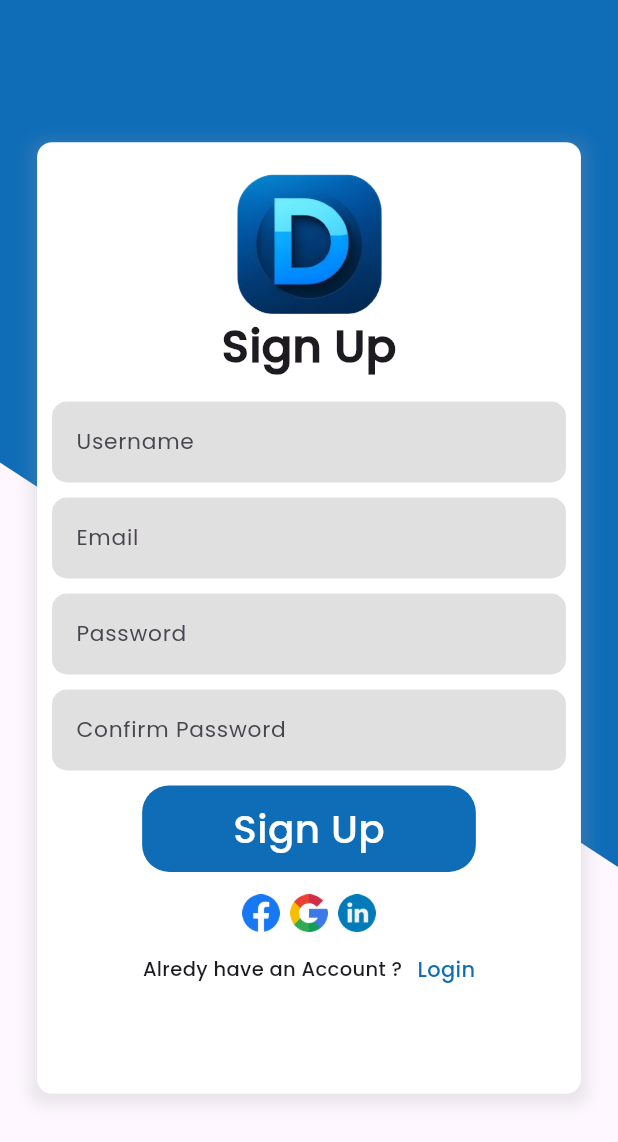
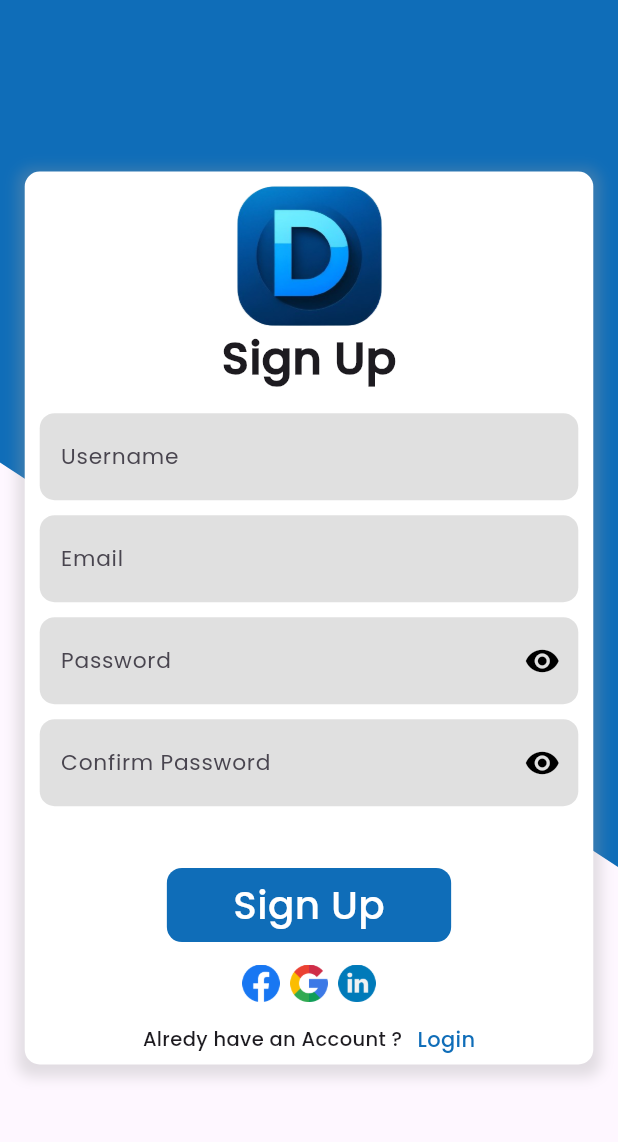
Before and after one commit to HichamImlal/Drive-Flow, a Flutter app: the LoginScreen screen opened by its route, after a tap on "Register", on a phone screen of 412 x 824 dp. Shown: the top 1142 px of the screen. Run offline on Flutter 3.47's test engine with Material 3 defaults, Android fonts, the light colour scheme and no system bars; our stand-ins replace google_maps_flutter, google_nav_bar, smooth_page_indicator.

```diff
--- a/lib/Widgets/CustomButton.dart
+++ b/lib/Widgets/CustomButton.dart
@@ -13,10 +13,10 @@ class ButtonCustom extends StatelessWidget {
     return GestureDetector(
       onTap: clicked,
       child: Container(
-        height: height * 0.07,
-        width: height * 0.27,
+        height: height * 0.06,
+        width: height * 0.23,
         decoration: BoxDecoration(
-          borderRadius: BorderRadius.circular(18),
+          borderRadius: BorderRadius.circular(10),
           color: MainColor,
         ),
         child: Center(
--- a/lib/Widgets/CustomInput.dart
+++ b/lib/Widgets/CustomInput.dart
@@ -1,9 +1,16 @@
 import 'package:flutter/material.dart';
 
 // ignore: must_be_immutable
-class CustomInput extends StatelessWidget {
+class CustomInput extends StatefulWidget {
   CustomInput({super.key, required this.hint});
-  String hint;
+  final hint;
+  @override
+  State<CustomInput> createState() => _CustomInputState();
+}
+
+bool ispasswordvisible = true;
+
+class _CustomInputState extends State<CustomInput> {
   @override
   Widget build(BuildContext context) {
     return Padding(
@@ -11,11 +18,32 @@ class CustomInput extends StatelessWidget {
       child: TextFormField(
         style: const TextStyle(fontFamily: 'Poppins', fontSize: 14.5),
         decoration: InputDecoration(
+          contentPadding: const EdgeInsets.only(top: 18, bottom: 18, left: 10),
           filled: true,
-          fillColor: Colors.grey[300],
+          fillColor: const Color.fromRGBO(224, 224, 224, 1),
+          suffixIcon: IconButton(
+              icon:  widget.hint == 'Password' || widget.hint == 'Confirm Password' ?
+                  // ignore: dead_code
+                  ispasswordvisible
+                      ? const Icon(
+                          Icons.visibility,
+                          color: Colors.black,
+                        )
+                      // ignore: dead_code
+                      : const Icon(
+                          Icons.visibility_off,
+                          color: Colors.black,
+                        )
+                    : const Icon(
+                          Icons.visibility_off,
+                          color: Color.fromRGBO(224, 224, 224, 1),
+                        ),
+              onPressed: () => setState(
+                    () => ispasswordvisible = !ispasswordvisible,
+                  )),
           hoverColor: Colors.grey,
           counterStyle: const TextStyle(color: Colors.blue),
-          hintText: hint,
+          hintText: widget.hint,
           hintStyle: const TextStyle(fontFamily: 'Poppins'),
           border: OutlineInputBorder(
             borderRadius: BorderRadius.circular(6),
@@ -29,8 +57,7 @@ class CustomInput extends StatelessWidget {
             borderRadius: BorderRadius.circular(10),
           ),
         ),
-        obscureText:
-            hint == 'Password' || hint == 'Confirm Password' ? true : false,
+        obscureText: ispasswordvisible && (widget.hint == 'Password' || widget.hint == 'Confirm Password'),
       ),
     );
   }
--- a/lib/Widgets/CustomLogin.dart
+++ b/lib/Widgets/CustomLogin.dart
@@ -17,19 +17,19 @@ class _LoginCustomState extends State<LoginCustom> {
   @override
   Widget build(BuildContext context) {
     final height = MediaQuery.sizeOf(context).height;
-    return SingleChildScrollView(
-      child: Column(
+    final width = MediaQuery.sizeOf(context).width;
+    return Column(
       mainAxisAlignment: MainAxisAlignment.center,
       children: [
-          Container(
-            height: height * 0.65,
-            width: height * 0.44,
+        Padding(
+          padding:  EdgeInsets.symmetric(horizontal: width*0.04 ),
+          child: Container(
             decoration: BoxDecoration(
               borderRadius: BorderRadius.circular(10),
               color: Colors.white,
               boxShadow: [
                 BoxShadow(
-                  color: Colors.grey.withOpacity(0.2),
+                  color: Colors.grey.withOpacity(0.3),
                   spreadRadius: 5,
                   blurRadius: 7,
                   offset: const Offset(0, 3),
@@ -38,18 +38,14 @@ class _LoginCustomState extends State<LoginCustom> {
             ),
             child: Column(
               children: [
-                const SizedBox(
-                  height: 20,
-                ),
+                SizedBox(height: height*0.01,),
                 const Image(
                   image: AssetImage('assets/images/logo.png'),
                   width: 100,
                 ),
                 const Text(
                   'Login',
-                  style: TextStyle(
-                      fontSize: 30,
-                      fontWeight: FontWeight.bold),
+                  style: TextStyle(fontSize: 30, fontWeight: FontWeight.bold),
                 ),
                 const SizedBox(
                   height: 15,
@@ -85,15 +81,16 @@ class _LoginCustomState extends State<LoginCustom> {
                               },
                               activeTrackColor: Colors.blue[200],
                               activeColor: MainColor,
-                              inactiveTrackColor: Colors.grey.withOpacity(0.5),
-                              materialTapTargetSize: MaterialTapTargetSize.padded,
+                              inactiveTrackColor:
+                                  Colors.grey.withOpacity(0.5),
+                              materialTapTargetSize:
+                                  MaterialTapTargetSize.padded,
                             ),
                           ),
                         ),
                         const Text(
                           'Remember me',
-                          style:
-                              TextStyle(fontSize: 13),
+                          style: TextStyle(fontSize: 13),
                         ),
                       ],
                     ),
@@ -109,7 +106,12 @@ class _LoginCustomState extends State<LoginCustom> {
                 const SizedBox(
                   height: 10,
                 ),
-                ButtonCustom(text:'Login', clicked: () {Navigator.pushNamed(context, 'SearshScreen');  },),
+                ButtonCustom(
+                  text: 'Login',
+                  clicked: () {
+                    Navigator.pushNamed(context, 'SearshScreen');
+                  },
+                ),
                 const SizedBox(
                   height: 15,
                 ),
@@ -130,7 +132,7 @@ class _LoginCustomState extends State<LoginCustom> {
                       width: 10,
                     ),
                     GestureDetector(
-                      onTap: (){
+                      onTap: () {
                         Navigator.pushNamed(context, 'SignUpScreen');
                       },
                       child: Text(
@@ -141,12 +143,13 @@ class _LoginCustomState extends State<LoginCustom> {
                       ),
                     ),
                   ],
-                )
+                ),
+                SizedBox(height: height*0.008,)
               ],
             ),
           ),
+        ),
       ],
-      ),
     );
   }
 }
--- a/lib/Widgets/CustomSignUp.dart
+++ b/lib/Widgets/CustomSignUp.dart
@@ -1,6 +1,5 @@
 import 'package:drive_flow_ui/Widgets/CustomIcons.dart';
 import 'package:flutter/material.dart';
-
 import '../constant.dart';
 import 'CustomButton.dart';
 import 'CustomInput.dart';
@@ -10,19 +9,20 @@ class SignUpCustom extends StatelessWidget {
   @override
   Widget build(BuildContext context) {
     final height = MediaQuery.sizeOf(context).height;
+    final width = MediaQuery.sizeOf(context).width;
     return  SingleChildScrollView(
       child: Column(
           mainAxisAlignment: MainAxisAlignment.center,
           children: [
-            Container(
-              height: height * 0.77,
-              width: height * 0.44,
+            Padding(
+              padding:  EdgeInsets.symmetric(horizontal: width*0.04),
+              child: Container(
                 decoration: BoxDecoration(
                   borderRadius: BorderRadius.circular(10),
                   color: Colors.white,
                   boxShadow: [
                     BoxShadow(
-                    color: Colors.grey.withOpacity(0.2),
+                      color: Colors.grey.withOpacity(0.3),
                       spreadRadius: 5,
                       blurRadius: 7,
                       offset: const Offset(0, 3),
@@ -31,8 +31,8 @@ class SignUpCustom extends StatelessWidget {
                 ),
                 child: Column(
                   children: [
-                  const SizedBox(
-                    height: 20,
+                     SizedBox(
+                      height:height*0.01 ,
                     ),
                     const Image(
                       image: AssetImage('assets/images/logo.png'),
@@ -68,8 +68,8 @@ class SignUpCustom extends StatelessWidget {
                      CustomInput(
                       hint: 'Confirm Password',
                     ),
-                  const SizedBox(
-                    height: 10,
+                    SizedBox(
+                      height: height*0.05,
                     ),
                     ButtonCustom(text:'Sign Up', clicked: () {Navigator.pushNamed(context, 'SearshScreen');}),
                     const SizedBox(
@@ -103,8 +103,10 @@ class SignUpCustom extends StatelessWidget {
                           ),
                         ),
                       ],
-                  )
+                    ),
+                    SizedBox(height: height*0.008,)
                   ],
+                ),
               ),
             ),
           ],
--- a/lib/screens/LoginScreen.dart
+++ b/lib/screens/LoginScreen.dart
@@ -22,7 +22,7 @@ class LoginScreen extends StatelessWidget {
               ),
             ),
           ),
-          const Center(child: LoginCustom()),
+         const  LoginCustom(),
         ],
       ),
     );
```
Also changed, not shown: lib/Widgets/CustomBoxSettings.dart (added, +50 -0 lines), lib/Widgets/CustomSearch.dart (+9 -7 lines), lib/Widgets/CustomSettings.dart (added, +31 -0 lines), lib/Widgets/Header.dart (deleted, +0 -21 lines), lib/screens/HomeScreen.dart (+5 -18 lines), lib/screens/MapsScreen.dart (+11 -1 lines), lib/screens/NotificationScreen.dart (+12 -11 lines), lib/screens/SettingsScreen.dart (+2 -72 lines), lib/screens/intro_screen/FirstScreen.dart (+3 -5 lines), lib/screens/intro_screen/SecondScreen.dart (+4 -3 lines), pubspec.lock, 1 other file. Lines whose indentation alone changed are shown as unchanged.
